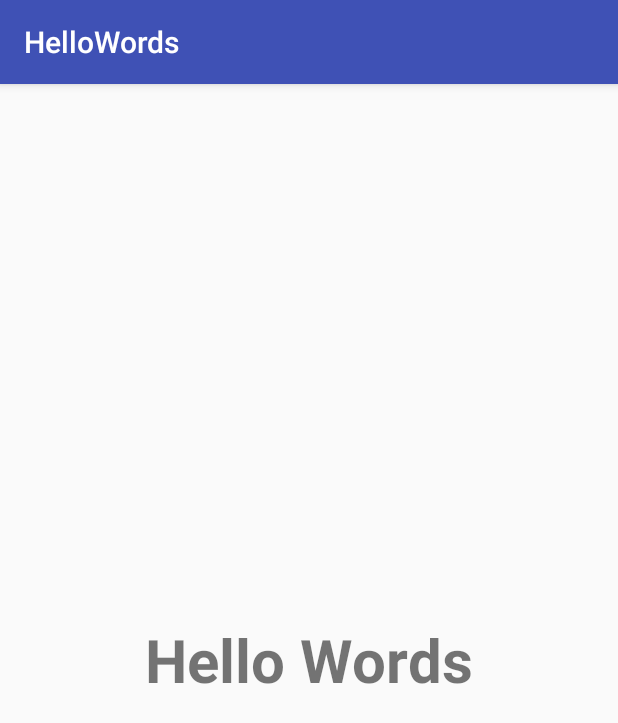
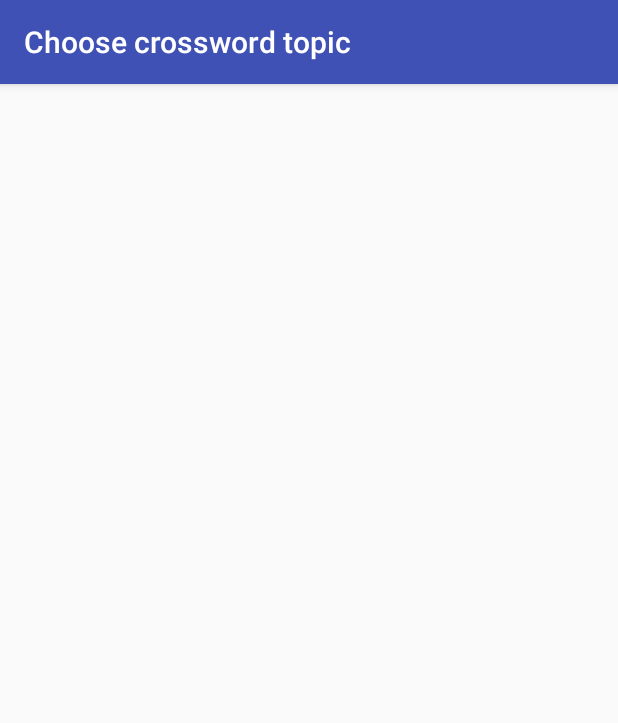
Before and after one commit to Ori1N/HelloWords, an Android app: the screen it shows after launch (SplashScreen before the commit, TopicActivity after it), on a phone screen of 412 x 824 dp. Shown: the top 723 px of the screen. Run offline under Robolectric (Android 15) with nearby library versions, the light colour scheme and no system bars.

Commit message:
added basic screens TopicActivity and CrosswordActivity

```diff
--- a/app/build.gradle
+++ b/app/build.gradle
@@ -26,5 +26,6 @@ dependencies {
     })
     compile 'com.android.support:appcompat-v7:25.2.0'
     compile 'com.android.support.constraint:constraint-layout:1.0.2'
+    compile 'com.android.support:design:25.2.0'
     testCompile 'junit:junit:4.12'
 }
--- a/app/src/main/java/com/hackathon/hellowords/SplashScreen.java
+++ b/app/src/main/java/com/hackathon/hellowords/SplashScreen.java
@@ -5,9 +5,30 @@ import android.os.Bundle;
 
 public class SplashScreen extends AppCompatActivity {
 
+    private static final boolean GO_TO_CROSSWORD = false;
+
+
     @Override
     protected void onCreate(Bundle savedInstanceState) {
         super.onCreate(savedInstanceState);
         setContentView(R.layout.activity_splash);
     }
+
+
+    @Override
+    protected void onStart() {
+        super.onStart();
+        proceed();
+    }
+
+    private void proceed() {
+        if (GO_TO_CROSSWORD) {
+            Utils.launchActivity(this, CrosswordActivity.class);
+        } else {
+            Utils.launchActivity(this, TopicActivity.class);
+        }
+        finish();
+    }
+
+
 }
--- /dev/null
+++ b/app/src/main/java/com/hackathon/hellowords/TopicActivity.java
@@ -0,0 +1,20 @@
+package com.hackathon.hellowords;
+
+import android.os.Bundle;
+import android.support.design.widget.FloatingActionButton;
+import android.support.design.widget.Snackbar;
+import android.support.v7.app.AppCompatActivity;
+import android.support.v7.widget.Toolbar;
+import android.view.View;
+
+public class TopicActivity extends AppCompatActivity {
+
+    @Override
+    protected void onCreate(Bundle savedInstanceState) {
+        super.onCreate(savedInstanceState);
+        setContentView(R.layout.activity_topic);
+        Toolbar toolbar = (Toolbar) findViewById(R.id.toolbar);
+        setSupportActionBar(toolbar);
+    }
+
+}
--- /dev/null
+++ b/app/src/main/java/com/hackathon/hellowords/Utils.java
@@ -0,0 +1,17 @@
+package com.hackathon.hellowords;
+
+import android.app.Activity;
+import android.content.Intent;
+
+/**
+ * Created by Ori on 09/03/2017.
+ */
+
+public class Utils {
+
+    public static void launchActivity(Activity activityFrom, Class<? extends Activity> activityTo) {
+        Intent activityIntent = new Intent(activityFrom, activityTo);
+        activityFrom.startActivity(activityIntent);
+    }
+
+}
--- /dev/null
+++ b/app/src/main/res/layout/activity_topic.xml
@@ -0,0 +1,25 @@
+<?xml version="1.0" encoding="utf-8"?>
+<android.support.design.widget.CoordinatorLayout
+    xmlns:android="http://schemas.android.com/apk/res/android"
+    xmlns:app="http://schemas.android.com/apk/res-auto"
+    xmlns:tools="http://schemas.android.com/tools"
+    android:layout_width="match_parent"
+    android:layout_height="match_parent"
+    tools:context="com.hackathon.hellowords.TopicActivity">
+
+    <android.support.design.widget.AppBarLayout
+        android:layout_width="match_parent"
+        android:layout_height="wrap_content"
+        android:theme="@style/AppTheme.AppBarOverlay">
+
+        <android.support.v7.widget.Toolbar
+            android:id="@+id/toolbar"
+            android:layout_width="match_parent"
+            android:layout_height="?attr/actionBarSize"
+            android:background="?attr/colorPrimary"
+            app:popupTheme="@style/AppTheme.PopupOverlay"/>
+
+    </android.support.design.widget.AppBarLayout>
+
+
+</android.support.design.widget.CoordinatorLayout>
--- a/app/src/main/res/values/strings.xml
+++ b/app/src/main/res/values/strings.xml
@@ -2,4 +2,5 @@
     <string name="app_name">HelloWords</string>
 
     <string name="splash_title">Hello Words</string>
+    <string name="title_activity_topic">Choose crossword topic</string>
 </resources>
--- a/app/src/main/res/values/styles.xml
+++ b/app/src/main/res/values/styles.xml
@@ -8,4 +8,13 @@
         <item name="colorAccent">@color/colorAccent</item>
     </style>
 
+    <style name="AppTheme.NoActionBar">
+        <item name="windowActionBar">false</item>
+        <item name="windowNoTitle">true</item>
+    </style>
+
+    <style name="AppTheme.AppBarOverlay" parent="ThemeOverlay.AppCompat.Dark.ActionBar"/>
+
+    <style name="AppTheme.PopupOverlay" parent="ThemeOverlay.AppCompat.Light"/>
+
 </resources>
```
Also changed, not shown: app/src/main/AndroidManifest.xml (+13 -0 lines), app/src/main/java/com/hackathon/hellowords/CrosswordActivity.java (added, +17 -0 lines), app/src/main/res/layout/activity_crossword.xml (added, +25 -0 lines).
